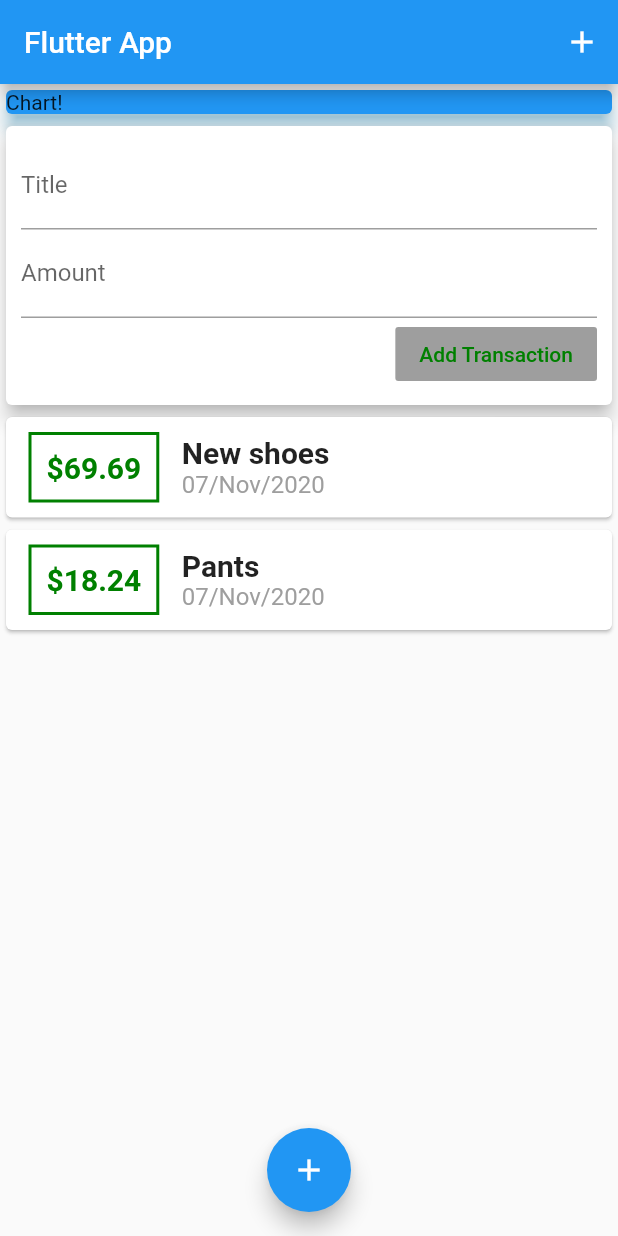
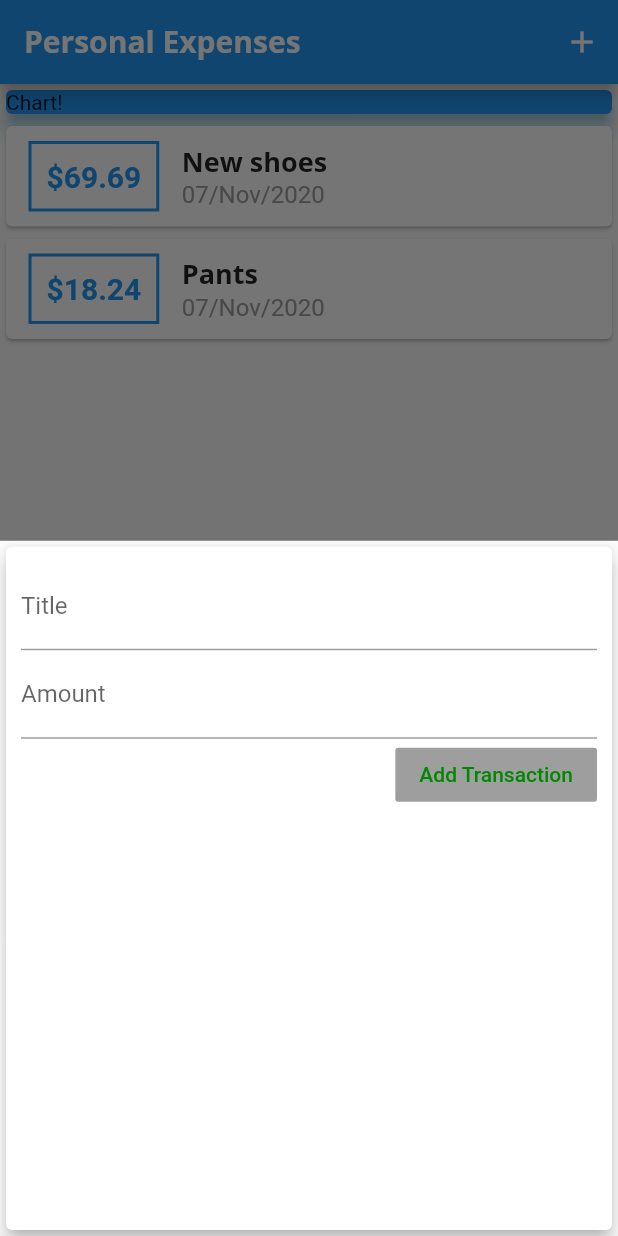
Before and after one commit to atik666/Expense, a Flutter app: the screen it shows after launch, after a tap on the "add" icon, on a phone screen of 412 x 824 dp. Run offline on Flutter 3.47's test engine with Material 2 defaults, Android fonts, the phone set to English and light mode, and no system bars.

Commit message:
7/11 Lab

```diff
--- a/lib/main.dart
+++ b/lib/main.dart
@@ -1,35 +1,103 @@
+import 'package:expense_manager/widgets/new_transaction.dart';
+import 'package:expense_manager/widgets/transaction_list.dart';
 import 'package:flutter/material.dart';
-import './widgets/user_transaction.dart';
+import './models/transaction.dart';
 
 void main() {
   runApp(MyApp());
 }
 
-const PrimaryColor = Color(0xFF008000);
+const PrimaryColor = Color(0xFF008800);
 
 class MyApp extends StatelessWidget {
   @override
   Widget build(BuildContext context) {
     return MaterialApp(
-      title: 'Flutter Demo',
+      title: 'Personal Expenses',
+      theme: ThemeData(
+        primarySwatch: Colors.blue,
+        accentColor: Colors.lightBlueAccent,
+        fontFamily: 'QuickSand',
+        textTheme: ThemeData.light().textTheme.copyWith(
+              title: TextStyle(
+                fontWeight: FontWeight.bold,
+                fontFamily: 'OpenSans',
+                fontSize: 18,
+              ),
+            ),
+        appBarTheme: AppBarTheme(
+          textTheme: ThemeData.light().textTheme.copyWith(
+                title: TextStyle(
+                  fontFamily: 'OpenSans',
+                  fontSize: 20,
+                  fontWeight: FontWeight.bold,
+                ),
+              ),
+        ),
+      ),
       home: MyHomePage(),
     );
   }
 }
 
-class MyHomePage extends StatelessWidget {
-  String titleInput;
-  String amountInput;
+class MyHomePage extends StatefulWidget {
+  @override
+  _MyHomePageState createState() => _MyHomePageState();
+}
+
+class _MyHomePageState extends State<MyHomePage> {
+  final List<Transaction> _userTransaction = [
+    Transaction(
+      id: 't1',
+      title: 'New shoes',
+      amount: 69.69,
+      date: DateTime.now(),
+    ),
+    Transaction(
+      id: 't2',
+      title: 'Pants',
+      amount: 18.24,
+      date: DateTime.now(),
+    ),
+  ];
+
+  void _addNewTransaction(String title, var amount) {
+    final newTx = Transaction(
+      id: DateTime.now().toString(),
+      title: title,
+      amount: amount,
+      date: DateTime.now(),
+    );
+    setState(() {
+      _userTransaction.add(newTx);
+    });
+  }
+
+  void _startAddNewTransaction(BuildContext ctx) {
+    showModalBottomSheet(
+      context: ctx,
+      builder: (bCtx) {
+        return GestureDetector(
+          onTap: () {},
+          behavior: HitTestBehavior.opaque,
+          child: NewTransaction(_addNewTransaction),
+        );
+      },
+    );
+  }
 
   @override
   Widget build(BuildContext context) {
     return Scaffold(
       appBar: AppBar(
-        title: Text('Flutter App'),
+        title: Text(
+          'Personal Expenses',
+          style: TextStyle(fontFamily: 'OpenSans'),
+        ),
         actions: [
           IconButton(
             icon: Icon(Icons.add),
-            onPressed: () {},
+            onPressed: () => _startAddNewTransaction(context),
           ),
         ],
       ),
@@ -47,14 +115,14 @@ class MyHomePage extends StatelessWidget {
                 child: Text('Chart!'),
               ),
             ),
-            UserTransaction(),
+            TransactionList(_userTransaction),
           ],
         ),
       ),
       floatingActionButtonLocation: FloatingActionButtonLocation.centerFloat,
       floatingActionButton: FloatingActionButton(
         child: Icon(Icons.add),
-        onPressed: (){},
+        onPressed: () => _startAddNewTransaction(context),
       ),
     );
   }
--- a/lib/widgets/new_transaction.dart
+++ b/lib/widgets/new_transaction.dart
@@ -1,12 +1,18 @@
 import 'package:flutter/material.dart';
 import '../main.dart';
 
-class NewTransaction extends StatelessWidget {
+class NewTransaction extends StatefulWidget {
   final Function addTx;
 
   NewTransaction(this.addTx);
 
+  @override
+  _NewTransactionState createState() => _NewTransactionState();
+}
+
+class _NewTransactionState extends State<NewTransaction> {
   String titleInput;
+
   String amountInput;
 
   void submitData() {
@@ -15,10 +21,12 @@ class NewTransaction extends StatelessWidget {
       return;
     }
 
-    addTx(
+    widget.addTx(
       titleInput,
       double.parse(amountInput),
     );
+
+    Navigator.of(context).pop();
   }
 
   @override
--- a/lib/widgets/transaction_list.dart
+++ b/lib/widgets/transaction_list.dart
@@ -25,7 +25,7 @@ class TransactionList extends StatelessWidget {
                   ),
                   decoration: BoxDecoration(
                     border: Border.all(
-                      color: PrimaryColor,
+                      color: Theme.of(context).primaryColor,
                       width: 2,
                     ),
                   ),
@@ -35,7 +35,7 @@ class TransactionList extends StatelessWidget {
                     style: TextStyle(
                       fontWeight: FontWeight.bold,
                       fontSize: 20,
-                      color: PrimaryColor,
+                      color: Theme.of(context).primaryColor,
                     ),
                   ),
                 ),
@@ -44,10 +44,7 @@ class TransactionList extends StatelessWidget {
                   children: [
                     Text(
                       transactions[index].title,
-                      style: TextStyle(
-                        fontSize: 20,
-                        fontWeight: FontWeight.bold,
-                      ),
+                      style: Theme.of(context).textTheme.title,
                     ),
                     Text(
                       DateFormat('dd/MMM/yyyy').format(transactions[index].date),
--- a/lib/widgets/user_transaction.dart
+++ /dev/null
@@ -1,48 +0,0 @@
-import 'package:flutter/material.dart';
-import 'new_transaction.dart';
-import 'transaction_list.dart';
-import '../models/transaction.dart';
-
-class UserTransaction extends StatefulWidget {
-  @override
-  _UserTransactionState createState() => _UserTransactionState();
-}
-
-class _UserTransactionState extends State<UserTransaction> {
-  final List<Transaction> _userTransaction = [
-    Transaction(
-      id: 't1',
-      title: 'New shoes',
-      amount: 69.69,
-      date: DateTime.now(),
-    ),
-    Transaction(
-      id: 't2',
-      title: 'Pants',
-      amount: 18.24,
-      date: DateTime.now(),
-    ),
-  ];
-
-  void _addNewTransaction(String title, var amount) {
-    final newTx = Transaction(
-      id: DateTime.now().toString(),
-      title: title,
-      amount: amount,
-      date: DateTime.now(),
-    );
-    setState(() {
-      _userTransaction.add(newTx);
-    });
-  }
-
-  @override
-  Widget build(BuildContext context) {
-    return Column(
-      children: [
-        NewTransaction(_addNewTransaction),
-        TransactionList(_userTransaction),
-      ],
-    );
-  }
-}
```
Also changed, not shown: pubspec.yaml (+13 -6 lines), assets/fonts/OpenSans-Bold.ttf (added), assets/fonts/OpenSans-Regular.ttf (added), assets/fonts/Quicksand-Bold.ttf (added), assets/fonts/Quicksand-Light.ttf (added), assets/fonts/Quicksand-Medium.ttf (added), assets/fonts/Quicksand-Regular.ttf (added), pubspec.lock.
